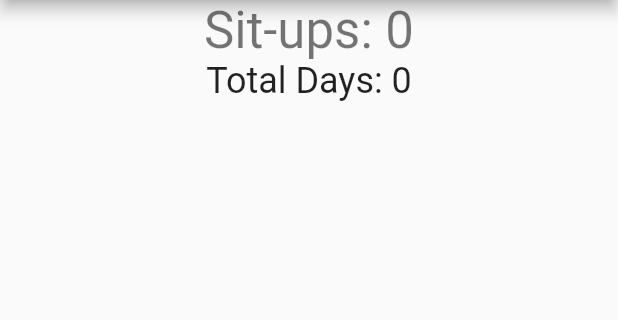
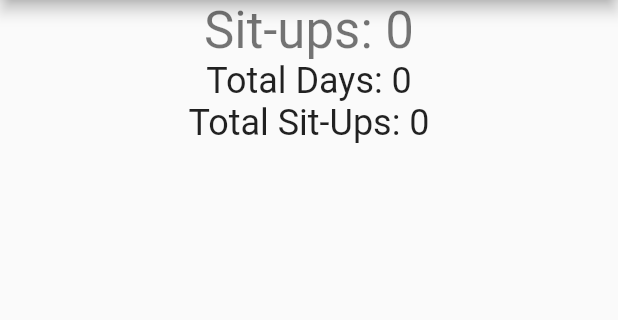
Before and after one commit to theMistletoe/only-one-sit-up, a Flutter app: the screen it shows after launch, on a phone screen of 412 x 824 dp, the part 84-404 px from its top. Run offline on Flutter 3.47's test engine with Material 2 defaults, Android fonts, the phone set to English and light mode, and no system bars; our stand-ins replace confetti, sensors_plus, sqflite, vibration; accounts and stored records are empty.

Commit message:
add total count

```diff
--- a/lib/main.dart
+++ b/lib/main.dart
@@ -49,6 +49,10 @@ class _MyHomePageState extends State<MyHomePage> {
 
   int getTotalDays() {
     return _sitUpLog.keys.length;
+  }
+
+  int getTotalSitUps() {
+    return _sitUpLog.values.fold(0, (sum, element) => sum + element);
   }
 
   @override
@@ -161,6 +165,10 @@ class _MyHomePageState extends State<MyHomePage> {
                   'Total Days: ${getTotalDays()}',
                   style: Theme.of(context).textTheme.headlineSmall,
                 ),
+                Text(
+                  'Total Sit-Ups: ${getTotalSitUps()}',
+                  style: Theme.of(context).textTheme.headlineSmall,
+                ),
                 const SizedBox(height: 20),
                 if (_sitUpCount >= 1)
                   const Text(
```
